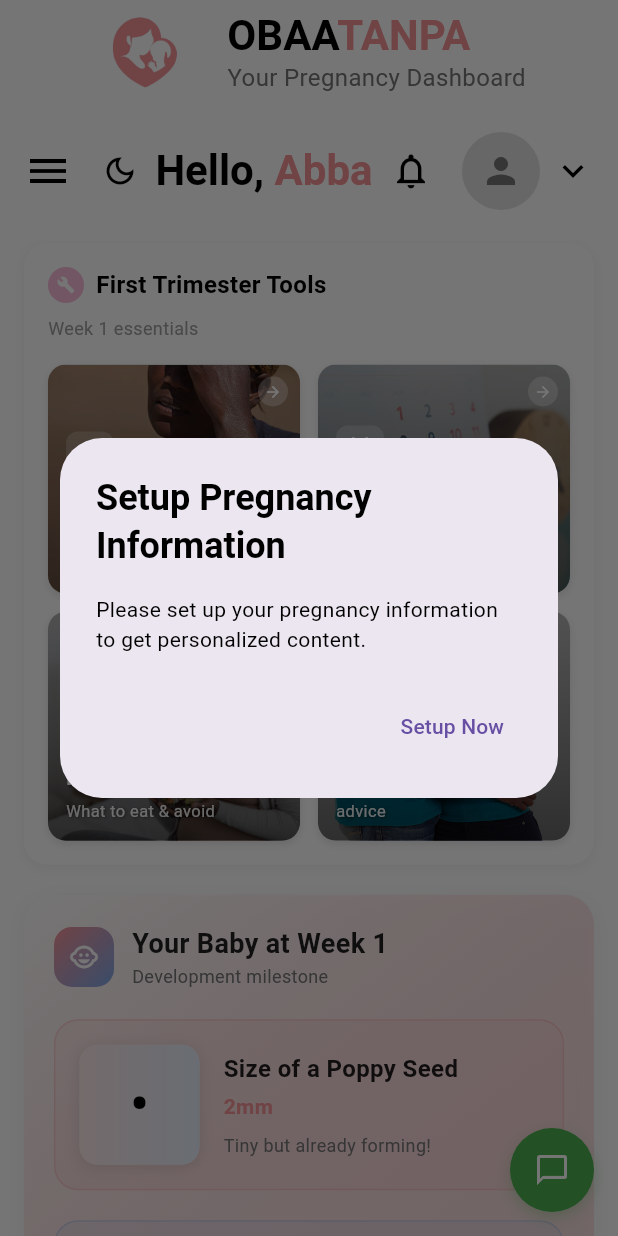
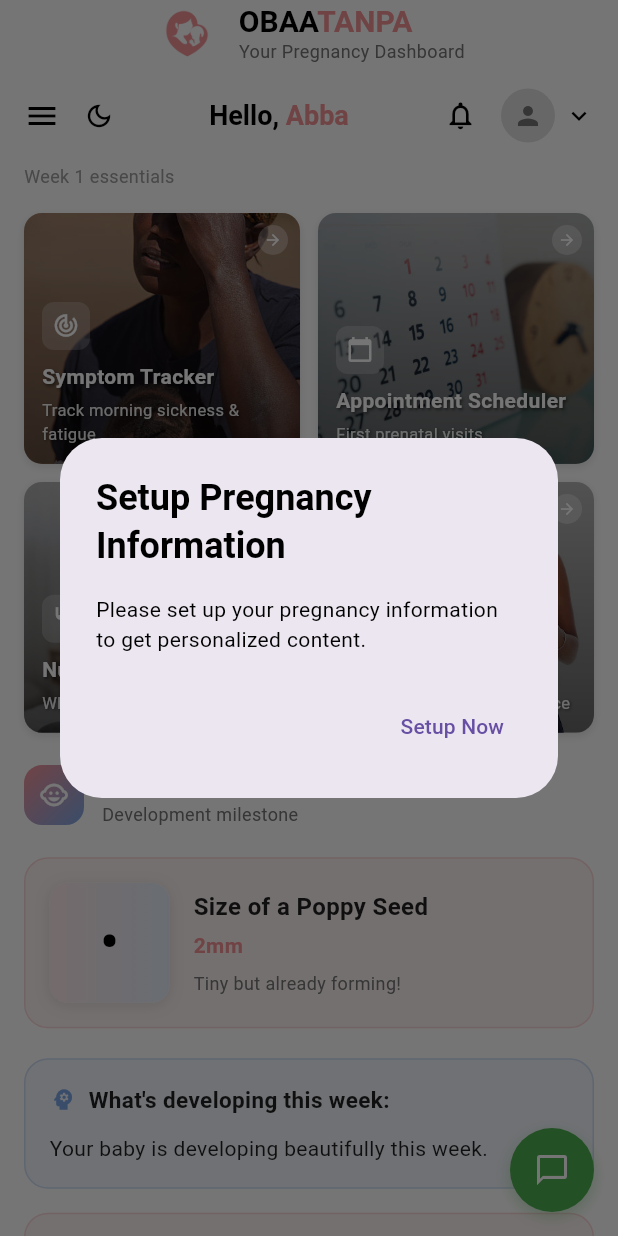
Before and after one commit to abba33/obaatanpa_mobile, a Flutter app: the DashboardPage screen opened directly, scrolled down 1152 dp, after a tap on the "person" icon, on a phone screen of 412 x 824 dp. Run offline on Flutter 3.47's test engine with Material 3 defaults, Android fonts, the phone set to English and light mode, and no system bars; our stand-ins replace flutter_secure_storage, go_router, google_fonts, shared_preferences; accounts and stored records are empty; network calls fail.

Commit message:
Changed navbar

```diff
--- a/lib/screens/dashboard/pregnant mother/components/baby_this_week.dart
+++ b/lib/screens/dashboard/pregnant mother/components/baby_this_week.dart
@@ -15,29 +15,7 @@ class PersonalizedBabyThisWeekCard extends StatelessWidget {
   Widget build(BuildContext context) {
     final sizeComparison = _getSizeComparison(currentWeek);
 
-    return Container(
-      width: double.infinity,
-      padding: const EdgeInsets.all(20),
-      decoration: BoxDecoration(
-        gradient: LinearGradient(
-          colors: [
-            Colors.white,
-            const Color(0xFFF59297).withOpacity(0.05),
-          ],
-          begin: Alignment.topLeft,
-          end: Alignment.bottomRight,
-        ),
-        borderRadius: BorderRadius.circular(20),
-        boxShadow: [
-          BoxShadow(
-            color: Colors.grey.withOpacity(0.1),
-            spreadRadius: 2,
-            blurRadius: 12,
-            offset: const Offset(0, 4),
-          ),
-        ],
-      ),
-      child: Column(
+    return Column(
       crossAxisAlignment: CrossAxisAlignment.start,
       children: [
         // Header
@@ -335,7 +313,6 @@ class PersonalizedBabyThisWeekCard extends StatelessWidget {
           ),
         ),
       ],
-      ),
     );
   }
 
--- a/lib/screens/dashboard/pregnant mother/components/custom_app_bar.dart
+++ b/lib/screens/dashboard/pregnant mother/components/custom_app_bar.dart
@@ -3,7 +3,7 @@ import 'package:obaatanpa_mobile/providers/theme_provider.dart';
 import 'package:obaatanpa_mobile/screens/dashboard/help_support_page.dart';
 import 'package:obaatanpa_mobile/screens/dashboard/preferences_page.dart';
 import 'package:obaatanpa_mobile/screens/dashboard/profile_settings_page.dart';
-import 'package:obaatanpa_mobile/screens/dashboard/notification_page.dart'; // Add this import
+import 'package:obaatanpa_mobile/screens/dashboard/notification_page.dart';
 import 'package:provider/provider.dart';
 
 // Custom App Bar Component with Dark Mode Support and Profile Dropdown
@@ -14,7 +14,8 @@ class CustomAppBar extends StatelessWidget {
   const CustomAppBar({
     Key? key,
     required this.isMenuOpen,
-    required this.onMenuTap, required String title,
+    required this.onMenuTap,
+    required String title,
   }) : super(key: key);
 
   void _showProfileMenu(BuildContext context) {
@@ -23,7 +24,7 @@ class CustomAppBar extends StatelessWidget {
 
     showMenu(
       context: context,
-      position: const RelativeRect.fromLTRB(1000, 120, 0, 0), // Position near the profile
+      position: const RelativeRect.fromLTRB(1000, 120, 0, 0),
       color: isDark ? const Color(0xFF2D2D2D) : Colors.white,
       shape: RoundedRectangleBorder(
         borderRadius: BorderRadius.circular(12),
@@ -40,9 +41,9 @@ class CustomAppBar extends StatelessWidget {
               Icon(
                 Icons.person_outline,
                 color: isDark ? Colors.white : Colors.black87,
-                size: 20,
+                size: 18,
               ),
-              const SizedBox(width: 12),
+              const SizedBox(width: 10),
               Text(
                 'Profile Settings',
                 style: TextStyle(
@@ -60,9 +61,9 @@ class CustomAppBar extends StatelessWidget {
               Icon(
                 Icons.settings_outlined,
                 color: isDark ? Colors.white : Colors.black87,
-                size: 20,
+                size: 18,
               ),
-              const SizedBox(width: 12),
+              const SizedBox(width: 10),
               Text(
                 'Preferences',
                 style: TextStyle(
@@ -80,9 +81,9 @@ class CustomAppBar extends StatelessWidget {
               Icon(
                 Icons.help_outline,
                 color: isDark ? Colors.white : Colors.black87,
-                size: 20,
+                size: 18,
               ),
-              const SizedBox(width: 12),
+              const SizedBox(width: 10),
               Text(
                 'Help & Support',
                 style: TextStyle(
@@ -93,7 +94,6 @@ class CustomAppBar extends StatelessWidget {
             ],
           ),
         ),
-        // Divider
         const PopupMenuDivider(),
         PopupMenuItem<String>(
           value: 'logout',
@@ -102,9 +102,9 @@ class CustomAppBar extends StatelessWidget {
               const Icon(
                 Icons.logout,
                 color: Colors.red,
-                size: 20,
+                size: 18,
               ),
-              const SizedBox(width: 12),
+              const SizedBox(width: 10),
               Text(
                 'Logout',
                 style: TextStyle(
@@ -118,7 +118,6 @@ class CustomAppBar extends StatelessWidget {
         ),
       ],
     ).then((value) {
-      // Handle menu selection
       if (value != null) {
         _handleMenuSelection(context, value);
       }
@@ -128,7 +127,6 @@ class CustomAppBar extends StatelessWidget {
   void _handleMenuSelection(BuildContext context, String value) {
     switch (value) {
       case 'profile':
-        // Navigate to profile settings
         Navigator.push(
           context,
           MaterialPageRoute(
@@ -137,7 +135,6 @@ class CustomAppBar extends StatelessWidget {
         );
         break;
       case 'preferences':
-        // Navigate to preferences
         Navigator.push(
           context,
           MaterialPageRoute(
@@ -146,7 +143,6 @@ class CustomAppBar extends StatelessWidget {
         );
         break;
       case 'help':
-        // Navigate to help
         Navigator.push(
           context,
           MaterialPageRoute(
@@ -155,13 +151,11 @@ class CustomAppBar extends StatelessWidget {
         );
         break;
       case 'logout':
-        // Show logout confirmation
         _showLogoutDialog(context);
         break;
     }
   }
 
-  // Handle notification tap - Navigate to notification page
   void _navigateToNotifications(BuildContext context) {
     Navigator.push(
       context,
@@ -199,7 +193,7 @@ class CustomAppBar extends StatelessWidget {
           actions: [
             TextButton(
               onPressed: () {
-                Navigator.of(context).pop(); // Close dialog
+                Navigator.of(context).pop();
               },
               child: Text(
                 'Cancel',
@@ -210,8 +204,7 @@ class CustomAppBar extends StatelessWidget {
             ),
             ElevatedButton(
               onPressed: () {
-                Navigator.of(context).pop(); // Close dialog
-                // Handle logout logic here
+                Navigator.of(context).pop();
                 ScaffoldMessenger.of(context).showSnackBar(
                   const SnackBar(
                     content: Text('Logged out successfully'),
@@ -219,8 +212,6 @@ class CustomAppBar extends StatelessWidget {
                     behavior: SnackBarBehavior.floating,
                   ),
                 );
-                // TODO: Implement actual logout logic
-                // e.g., clear user data, navigate to login screen
               },
               style: ElevatedButton.styleFrom(
                 backgroundColor: Colors.red,
@@ -246,7 +237,7 @@ class CustomAppBar extends StatelessWidget {
 
     return Container(
       color: backgroundColor,
-      padding: const EdgeInsets.only(left: 16, right: 16, bottom: 20), // Increased bottom padding
+      padding: const EdgeInsets.only(left: 16, right: 16, bottom: 12),
       child: Column(
         children: [
           // Top row - Logo and title centered
@@ -254,20 +245,19 @@ class CustomAppBar extends StatelessWidget {
             mainAxisAlignment: MainAxisAlignment.center,
             children: [
               Container(
-                width: 70, // Increased logo size
-                height: 70, // Increased logo size
+                width: 45,
+                height: 45,
                 decoration: const BoxDecoration(
                   shape: BoxShape.circle,
                 ),
                 child: ClipRRect(
-                  borderRadius: BorderRadius.circular(35), // Updated border radius
+                  borderRadius: BorderRadius.circular(22.5),
                   child: Image.asset(
-                    'assets/images/navbar/maternity-logo.png', // Replace with your logo path
+                    'assets/images/navbar/maternity-logo.png',
                     fit: BoxFit.cover,
-                    width: 70,
-                    height: 70,
+                    width: 45,
+                    height: 45,
                     errorBuilder: (context, error, stackTrace) {
-                      // Fallback to the original design if image fails to load
                       return Container(
                         decoration: const BoxDecoration(
                           color: Color(0xFFF8BBD9),
@@ -276,7 +266,7 @@ class CustomAppBar extends StatelessWidget {
                         child: const Icon(
                           Icons.favorite,
                           color: Colors.white,
-                          size: 35, // Increased icon size
+                          size: 24,
                         ),
                       );
                     },
@@ -284,20 +274,19 @@ class CustomAppBar extends StatelessWidget {
                 ),
               ),
 
-              const SizedBox(width: 20), // Increased spacing
+              const SizedBox(width: 12),
 
               Column(
                 crossAxisAlignment: CrossAxisAlignment.start,
                 mainAxisSize: MainAxisSize.min,
                 children: [
-                  // Updated OBAATANPA text with special coloring
                   RichText(
                     text: TextSpan(
                       children: [
                         TextSpan(
                           text: 'OBAA',
                           style: TextStyle(
-                            fontSize: 28, // Increased font size
+                            fontSize: 20,
                             fontWeight: FontWeight.bold,
                             color: textColor,
                           ),
@@ -305,9 +294,9 @@ class CustomAppBar extends StatelessWidget {
                         TextSpan(
                           text: 'TANPA',
                           style: TextStyle(
-                            fontSize: 28, // Increased font size
+                            fontSize: 20,
                             fontWeight: FontWeight.bold,
-                            color: const Color(0xFFF59297), // Your specified color
+                            color: const Color(0xFFF59297),
                           ),
                         ),
                       ],
@@ -316,7 +305,7 @@ class CustomAppBar extends StatelessWidget {
                   Text(
                     'Your Pregnancy Dashboard',
                     style: TextStyle(
-                      fontSize: 16, // Increased subtitle size
+                      fontSize: 12,
                       color: isDark ? Colors.grey[400] : Colors.grey[600],
                     ),
                   ),
@@ -325,7 +314,7 @@ class CustomAppBar extends StatelessWidget {
             ],
           ),
 
-          const SizedBox(height: 18), // Increased spacing
+          const SizedBox(height: 14),
 
           // Bottom row - Controls and user info
           Row(
@@ -333,31 +322,28 @@ class CustomAppBar extends StatelessWidget {
               // Left side - Menu and dark mode toggle
               Row(
                 children: [
-                  // Menu icon - Bigger size
                   GestureDetector(
                     onTap: onMenuTap,
                     child: Icon(
                       isMenuOpen ? Icons.close : Icons.menu,
                       color: textColor,
-                      size: 32, // Increased size significantly
+                      size: 24,
                     ),
                   ),
 
-                  const SizedBox(width: 20), // Increased spacing
+                  const SizedBox(width: 16),
 
-                  // Dark mode toggle button (keep icon but remove functionality)
                   Icon(
                     isDark ? Icons.light_mode : Icons.dark_mode_outlined,
                     color: isDark ? const Color(0xFFF8BBD9) : textColor,
-                    size: 24,
+                    size: 20,
                   ),
                 ],
               ),
 
-              // Spacer to center the greeting
               const Spacer(),
 
-              // Center - Greeting - Much bigger text
+              // Center - Greeting
               RichText(
                 text: TextSpan(
                   children: [
@@ -365,15 +351,15 @@ class CustomAppBar extends StatelessWidget {
                       text: 'Hello, ',
                       style: TextStyle(
                         color: textColor,
-                        fontSize: 28, // Significantly increased size
+                        fontSize: 18,
                         fontWeight: FontWeight.w600,
                       ),
                     ),
                     TextSpan(
                       text: 'Abba',
                       style: TextStyle(
-                        color: const Color(0xFFF59297), // Changed to requested color
-                        fontSize: 28, // Significantly increased size
+                        color: const Color(0xFFF59297),
+                        fontSize: 18,
                         fontWeight: FontWeight.bold,
                       ),
                     ),
@@ -381,23 +367,21 @@ class CustomAppBar extends StatelessWidget {
                 ),
               ),
 
-              // Spacer to push right content to the end
               const Spacer(),
 
               // Right side - Notification and profile
               Row(
                 children: [
-                  // Notification icon - Updated with tap functionality
                   GestureDetector(
                     onTap: () => _navigateToNotifications(context),
                     child: Icon(
                       Icons.notifications_outlined,
                       color: textColor,
-                      size: 28, // Increased size
+                      size: 22,
                     ),
                   ),
 
-                  const SizedBox(width: 20), // Increased spacing
+                  const SizedBox(width: 16),
 
                   // Profile section with dropdown
                   GestureDetector(
@@ -406,31 +390,30 @@ class CustomAppBar extends StatelessWidget {
                       mainAxisSize: MainAxisSize.min,
                       children: [
                         CircleAvatar(
-                          radius: 26, // Increased from 22 to 26
+                          radius: 18,
                           backgroundColor: isDark ? Colors.grey[700] : Colors.grey[300],
                           child: ClipRRect(
-                            borderRadius: BorderRadius.circular(26), // Updated radius
+                            borderRadius: BorderRadius.circular(18),
                             child: Image.asset(
-                              'assets/images/navbar/profile-1.png', // Replace with your profile image path
+                              'assets/images/navbar/profile-1.png',
                               fit: BoxFit.cover,
-                              width: 52, // Increased size
-                              height: 52, // Increased size
+                              width: 36,
+                              height: 36,
                               errorBuilder: (context, error, stackTrace) {
-                                // Fallback to default person icon if image fails to load
                                 return Icon(
                                   Icons.person,
                                   color: isDark ? Colors.white : Colors.grey[600],
-                                  size: 28, // Increased icon size
+                                  size: 20,
                                 );
                               },
                             ),
                           ),
                         ),
-                        const SizedBox(width: 8), // Increased spacing
+                        const SizedBox(width: 6),
                         Icon(
                           Icons.keyboard_arrow_down,
                           color: textColor,
-                          size: 28, // Increased size
+                          size: 20,
                         ),
                       ],
                     ),
--- a/lib/screens/dashboard/pregnant mother/components/daily_tasks_component.dart
+++ b/lib/screens/dashboard/pregnant mother/components/daily_tasks_component.dart
@@ -153,22 +153,7 @@ class _DailyTasksCardState extends State<DailyTasksCard> {
 
   @override
   Widget build(BuildContext context) {
-    return Container(
-      margin: const EdgeInsets.symmetric(horizontal: 16),
-      padding: const EdgeInsets.all(16), // Reduced from 20 to 16
-      decoration: BoxDecoration(
-        color: Colors.white,
-        borderRadius: BorderRadius.circular(20),
-        boxShadow: [
-          BoxShadow(
-            color: Colors.black.withOpacity(0.06),
-            blurRadius: 15,
-            spreadRadius: 1,
-            offset: const Offset(0, 4),
-          ),
-        ],
-      ),
-      child: Column(
+    return Column(
       crossAxisAlignment: CrossAxisAlignment.start,
       children: [
         _buildHeader(),
@@ -177,7 +162,6 @@ class _DailyTasksCardState extends State<DailyTasksCard> {
         const SizedBox(height: 12), // Reduced from 16 to 12
         _buildProgressBar(),
       ],
-      ),
     );
   }
 
--- a/lib/screens/dashboard/pregnant mother/components/postpartum_tools_card.dart
+++ b/lib/screens/dashboard/pregnant mother/components/postpartum_tools_card.dart
@@ -16,21 +16,7 @@ class PersonalizedToolsCard extends StatelessWidget {
   Widget build(BuildContext context) {
     final tools = _getPersonalizedTools(trimester, currentWeek);
 
-    return Container(
-      padding: const EdgeInsets.all(16),
-      decoration: BoxDecoration(
-        color: Colors.white,
-        borderRadius: BorderRadius.circular(16),
-        boxShadow: [
-          BoxShadow(
-            color: Colors.grey.withOpacity(0.1),
-            spreadRadius: 1,
-            blurRadius: 6,
-            offset: const Offset(0, 2),
-          ),
-        ],
-      ),
-      child: Column(
+    return Column(
       crossAxisAlignment: CrossAxisAlignment.start,
       children: [
         // Header
@@ -88,7 +74,6 @@ class PersonalizedToolsCard extends StatelessWidget {
           },
         ),
       ],
-      ),
     );
   }
 
```
Lines whose indentation alone changed are shown as unchanged.
